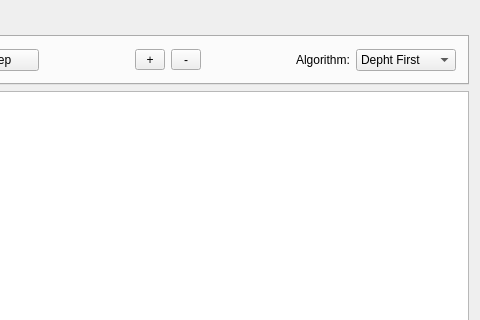
Above: mainwindow.ui from Arquanite/MazeSolver before the change; both pictures show x 151 to 631 and y 0 to 320 of the 631 by 545 pixel window. Below: the same form after it.
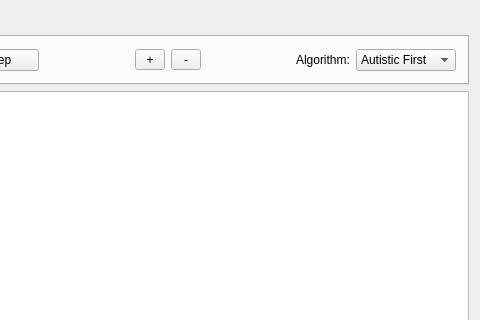
That is the form after the change. The open tabs and pages were chosen to show the change.

The edit to the form file:
```diff
--- a/mainwindow.ui
+++ b/mainwindow.ui
@@ -223,6 +223,9 @@
           </item>
           <item>
            <widget class="QComboBox" name="selectAlgorithm">
+            <property name="currentIndex">
+             <number>2</number>
+            </property>
             <item>
              <property name="text">
               <string>Depht First</string>
```
Left out of the diff: 2 changed lines with no effect on the pictures.
